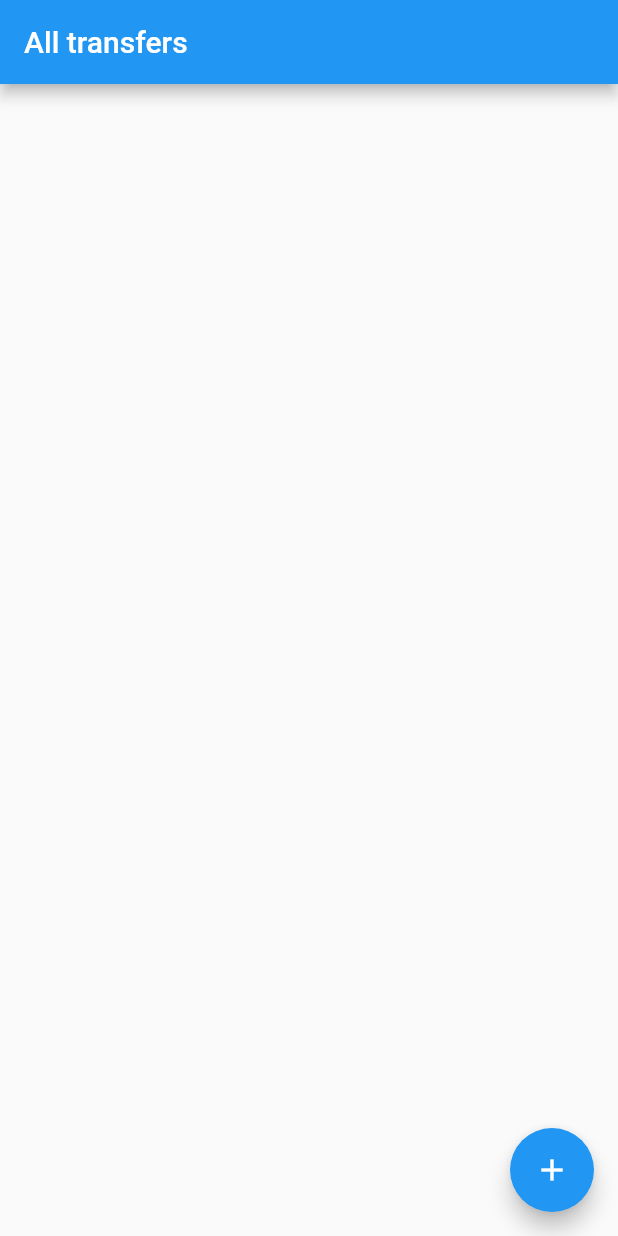
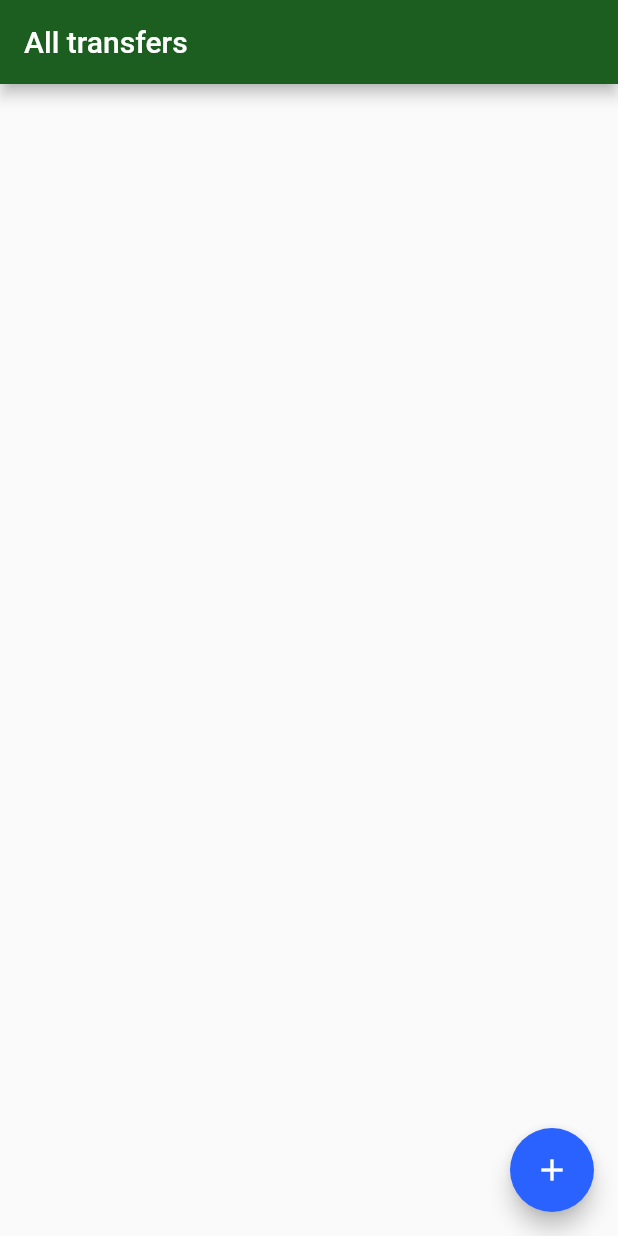
Before and after one commit to yuhrao/alura_flutter_intro, a Flutter app: the screen it shows after launch, on a phone screen of 412 x 824 dp. Run offline on Flutter 3.47's test engine with Material 2 defaults, Android fonts, the phone set to English and light mode, and no system bars.

Commit message:
feat: add theme

```diff
--- a/lib/main.dart
+++ b/lib/main.dart
@@ -1,5 +1,5 @@
-import 'package:bytebank/pages/transfer_form.dart';
 import 'package:bytebank/pages/transfers_list.dart';
+import 'package:bytebank/theme.dart';
 import 'package:flutter/material.dart';
 
 void main() {
@@ -13,6 +13,7 @@ class MyApp extends StatelessWidget {
   @override
   Widget build(BuildContext context) {
     return MaterialApp(
+      theme: appTheme,
       debugShowCheckedModeBanner: false,
       home: TransfersList(),
     );
--- /dev/null
+++ b/lib/theme.dart
@@ -0,0 +1,12 @@
+import 'package:flutter/material.dart';
+
+final ThemeData appTheme = ThemeData(
+    primarySwatch: Colors.green,
+    colorScheme: ColorScheme.fromSwatch()
+        .copyWith(primary: Colors.green[900], secondary: Colors.blueAccent[700]),
+    appBarTheme: AppBarTheme(backgroundColor: Colors.green[900]),
+    elevatedButtonTheme: ElevatedButtonThemeData(
+      style: ButtonStyle(
+          backgroundColor:
+              MaterialStateProperty.all<Color>(Colors.blueAccent[700]!)),
+    ));
```
